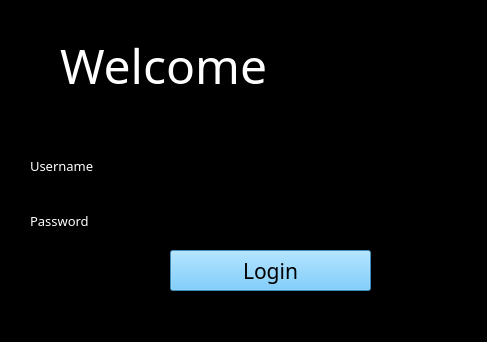
Before: the Qt Designer form UI/login.ui in KevinValdezVargas/expert-broccoli, drawn with Qt 5.
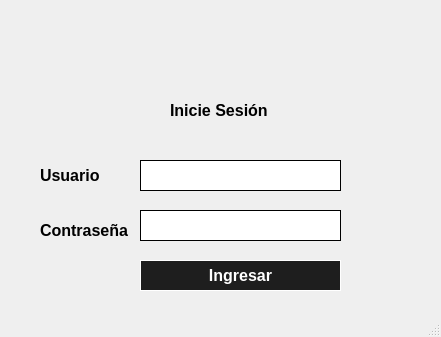
After: the same form once the commit is applied. Icons and pictures are not drawn.

Commit message: Cambios de color en ventanas.ui

Diff of the .ui file:
```diff
--- a/UI/login.ui
+++ b/UI/login.ui
@@ -6,70 +6,104 @@
    <rect>
     <x>0</x>
     <y>0</y>
-    <width>487</width>
-    <height>342</height>
+    <width>441</width>
+    <height>337</height>
    </rect>
   </property>
   <property name="windowTitle">
    <string>Iniciar Sesión</string>
   </property>
   <property name="styleSheet">
-   <string notr="true">background-color: rgb(0, 0, 0);</string>
+   <string notr="true">QLineEdit
+{
+	 border-radius: .3em;
+	border: 1px solid  black;
+}</string>
   </property>
   <widget class="QWidget" name="centralwidget">
+   <property name="styleSheet">
+    <string notr="true">QPushButton
+{
+  background: #1e1e1e;
+	 border-radius: .3em;
+	border: 1px solid white;
+color: white;
+}
+
+QPushButton:hover
+{
+  background: white;
+	 border-radius: .3em;
+	border: 1px solid white;
+color: #1e1e1e;
+border: 1px solid black;
+}
+
+QPushButton:pressed
+{
+  color: green;
+}
+</string>
+   </property>
    <widget class="QLabel" name="label">
     <property name="geometry">
      <rect>
-      <x>60</x>
-      <y>30</y>
-      <width>371</width>
-      <height>71</height>
+      <x>170</x>
+      <y>95</y>
+      <width>101</width>
+      <height>31</height>
      </rect>
     </property>
     <property name="font">
      <font>
-      <family>Wide Latin</family>
-      <pointsize>36</pointsize>
+      <family>Segoe UI</family>
+      <pointsize>12</pointsize>
+      <weight>75</weight>
+      <bold>true</bold>
      </font>
     </property>
     <property name="styleSheet">
-     <string notr="true">color: rgb(255, 255, 255);
+     <string notr="true">
 </string>
     </property>
     <property name="text">
-     <string>Welcome</string>
+     <string>Inicie Sesión</string>
     </property>
    </widget>
    <widget class="QLineEdit" name="txtName">
     <property name="geometry">
      <rect>
-      <x>170</x>
-      <y>150</y>
+      <x>140</x>
+      <y>160</y>
       <width>201</width>
       <height>31</height>
      </rect>
     </property>
+    <property name="font">
+     <font>
+      <pointsize>12</pointsize>
+     </font>
+    </property>
     <property name="styleSheet">
-     <string notr="true">border-color: rgb(82, 255, 227);
-font: 11pt &quot;Wide Latin&quot;;
-color: rgb(255, 255, 255);
-border-bottom-color: rgb(99, 169, 255);</string>
+     <string notr="true"/>
     </property>
    </widget>
    <widget class="QLineEdit" name="txtPassword">
     <property name="geometry">
      <rect>
-      <x>170</x>
-      <y>200</y>
+      <x>140</x>
+      <y>210</y>
       <width>201</width>
       <height>31</height>
      </rect>
     </property>
+    <property name="font">
+     <font>
+      <pointsize>10</pointsize>
+     </font>
+    </property>
     <property name="styleSheet">
-     <string notr="true">border-color: rgb(82, 255, 227);
-font: 12pt &quot;Wide Latin&quot;;
-color: rgb(255, 255, 255);
-border-bottom-color: rgb(99, 169, 255);</string>
+     <string notr="true"/>
     </property>
     <property name="echoMode">
      <enum>QLineEdit::Password</enum>
@@ -78,90 +112,84 @@
    <widget class="QPushButton" name="btnIniciar">
     <property name="geometry">
      <rect>
-      <x>170</x>
-      <y>250</y>
+      <x>140</x>
+      <y>260</y>
       <width>201</width>
-      <height>41</height>
+      <height>31</height>
      </rect>
     </property>
     <property name="font">
      <font>
-      <family>Wide Latin</family>
-      <pointsize>16</pointsize>
-      <weight>50</weight>
+      <family>Segoe UI</family>
+      <pointsize>12</pointsize>
+      <weight>75</weight>
       <italic>false</italic>
-      <bold>false</bold>
+      <bold>true</bold>
      </font>
     </property>
     <property name="styleSheet">
-     <string notr="true">background-color: rgb(87, 191, 255);
-</string>
+     <string notr="true"/>
     </property>
     <property name="text">
-     <string>Login</string>
+     <string>Ingresar</string>
     </property>
    </widget>
    <widget class="QLabel" name="label_2">
     <property name="geometry">
      <rect>
-      <x>30</x>
-      <y>150</y>
-      <width>121</width>
+      <x>40</x>
+      <y>160</y>
+      <width>81</width>
       <height>31</height>
      </rect>
     </property>
     <property name="font">
      <font>
-      <family>Wide Latin</family>
-      <pointsize>10</pointsize>
-      <weight>50</weight>
+      <family>Segoe UI</family>
+      <pointsize>12</pointsize>
+      <weight>75</weight>
       <italic>false</italic>
-      <bold>false</bold>
+      <bold>true</bold>
      </font>
     </property>
     <property name="styleSheet">
-     <string notr="true">font: 14pt &quot;MS Shell Dlg 2&quot;;
-font: 10pt &quot;Wide Latin&quot;;
-color: rgb(255, 255, 255);</string>
+     <string notr="true"/>
     </property>
     <property name="text">
-     <string>Username</string>
+     <string>Usuario</string>
     </property>
    </widget>
    <widget class="QLabel" name="label_3">
     <property name="geometry">
      <rect>
-      <x>30</x>
-      <y>210</y>
-      <width>111</width>
+      <x>40</x>
+      <y>220</y>
+      <width>91</width>
       <height>21</height>
      </rect>
     </property>
     <property name="font">
      <font>
-      <family>Wide Latin</family>
-      <pointsize>10</pointsize>
-      <weight>50</weight>
+      <family>Segoe UI</family>
+      <pointsize>12</pointsize>
+      <weight>75</weight>
       <italic>false</italic>
-      <bold>false</bold>
+      <bold>true</bold>
      </font>
     </property>
     <property name="styleSheet">
-     <string notr="true">font: 14pt &quot;MS Shell Dlg 2&quot;;
-font: 12pt &quot;Wide Latin&quot;;
-font: 10pt &quot;Wide Latin&quot;;
-color: rgb(255, 255, 255);</string>
+     <string notr="true"/>
     </property>
     <property name="text">
-     <string>Password</string>
+     <string>Contraseña</string>
     </property>
    </widget>
    <widget class="QLabel" name="label_4">
     <property name="geometry">
      <rect>
-      <x>400</x>
-      <y>200</y>
-      <width>41</width>
+      <x>350</x>
+      <y>210</y>
+      <width>35</width>
       <height>31</height>
      </rect>
     </property>
@@ -175,6 +203,25 @@
      <bool>true</bool>
     </property>
    </widget>
+   <widget class="QLabel" name="Logo">
+    <property name="geometry">
+     <rect>
+      <x>150</x>
+      <y>-15</y>
+      <width>141</width>
+      <height>131</height>
+     </rect>
+    </property>
+    <property name="text">
+     <string/>
+    </property>
+    <property name="pixmap">
+     <pixmap>../View/icons/login.png</pixmap>
+    </property>
+    <property name="scaledContents">
+     <bool>true</bool>
+    </property>
+   </widget>
   </widget>
   <widget class="QMenuBar" name="menubar">
    <property name="geometry">
```
Left out of the diff: 2 changed lines with no effect on the pictures. The commit also changes 4 other files.
